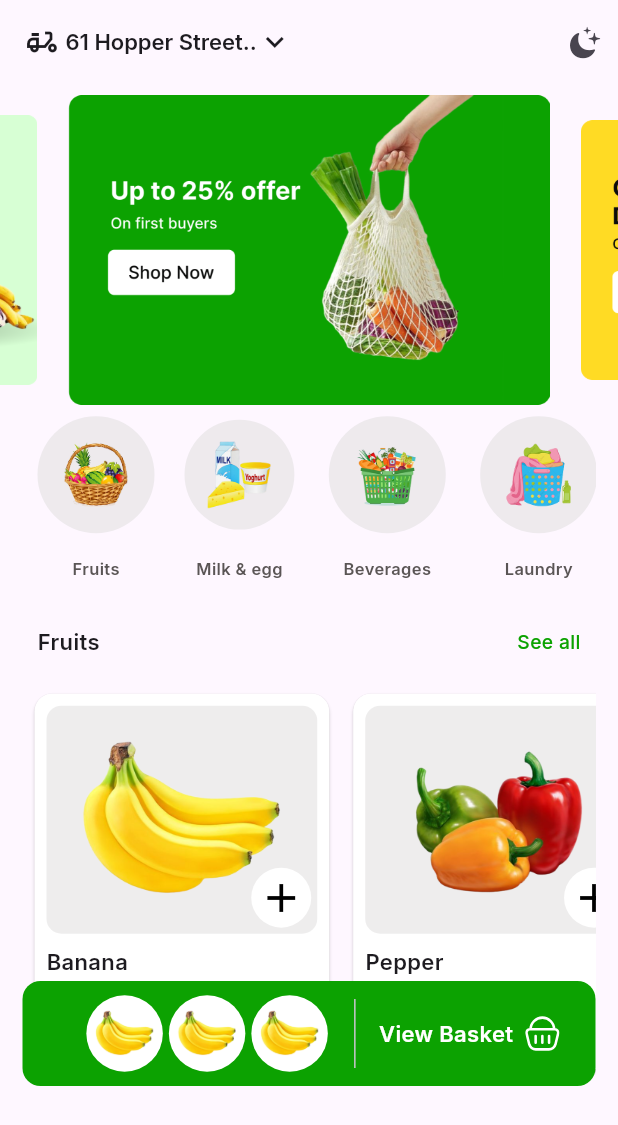
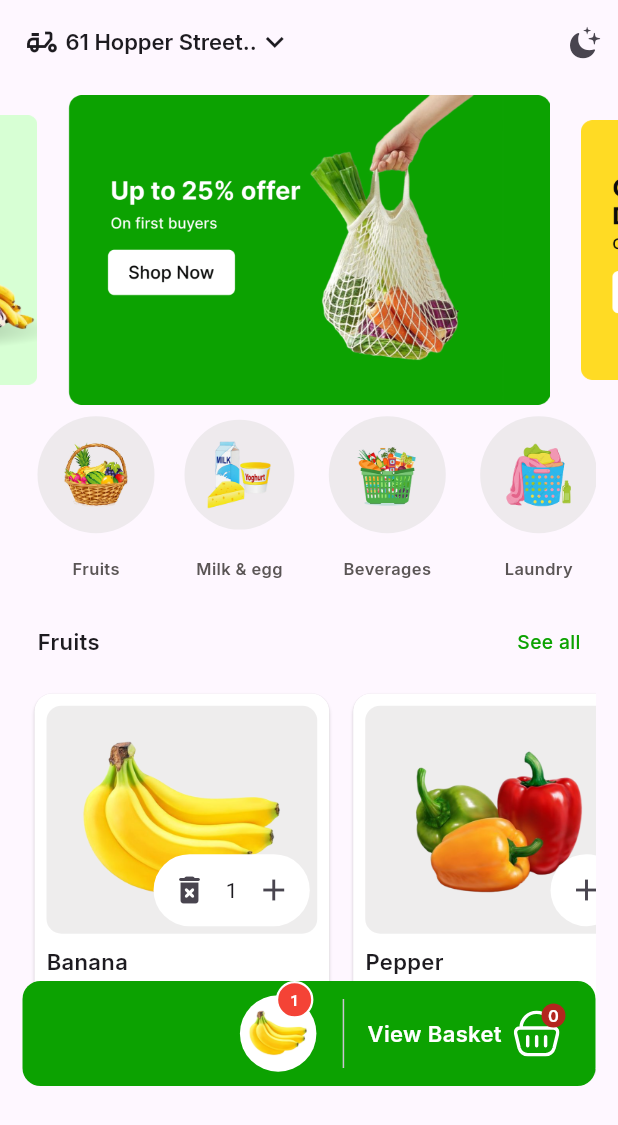
Before and after one commit to MohammedHafiz27/grabber, a Flutter app: the screen it shows after launch, after a tap on the "add" icon, on a phone screen of 412 x 824 dp. Shown: the top 1125 px of the screen. Run offline on Flutter 3.47's test engine with Material 3 defaults, Android fonts, the light colour scheme and no system bars; drawn by our look-alikes of carousel_slider; our stand-ins replace flutter_bloc, flutter_svg, go_router, google_fonts.

Commit message:
cart logic done

```diff
--- /dev/null
+++ b/lib/Features/home_page/presentation/view models/cart_cubit/cart_cubit.dart
@@ -0,0 +1,23 @@
+import 'package:flutter_bloc/flutter_bloc.dart';
+import 'package:grabber/Features/home_page/data/models/fruits_model.dart';
+
+class CartCubit extends Cubit<List<FruitsModel>> {
+  CartCubit() : super([]);
+  void addToCart(item) {
+    state.add(item);
+    emit(List.from(state));
+  }
+
+  void removeFromCart(item) {
+    state.remove(item);
+    emit(List.from(state));
+  }
+
+  List<FruitsModel> showCart() {
+    return state.toSet().toList();
+  }
+
+  int getItemCount(fruitsModel) {
+    return state.where((item) => item.name == fruitsModel.name).length;
+  }
+}
--- a/lib/Features/home_page/presentation/views/home_page.dart
+++ b/lib/Features/home_page/presentation/views/home_page.dart
@@ -1,4 +1,6 @@
 import 'package:flutter/material.dart';
+import 'package:flutter_bloc/flutter_bloc.dart';
+import 'package:grabber/Features/home_page/presentation/view%20models/cart_cubit/cart_cubit.dart';
 import 'package:grabber/Features/home_page/presentation/views/widgets/category_item_list_builder.dart';
 import 'package:grabber/Features/home_page/presentation/views/widgets/custom_app_bar.dart';
 import 'package:grabber/Features/home_page/presentation/views/widgets/fruits_header.dart';
@@ -13,7 +15,9 @@
   Widget build(BuildContext context) {
     return Scaffold(
       appBar: CustomAppBar(),
-      body: Padding(
+      body: BlocProvider(
+        create: (context) => CartCubit(),
+        child: Padding(
           padding: const EdgeInsets.symmetric(horizontal: 15.0),
           child: Stack(
             children: [
@@ -29,6 +33,7 @@
             ],
           ),
         ),
+      ),
     );
   }
 }
--- a/lib/Features/home_page/presentation/views/widgets/cart_item.dart
+++ b/lib/Features/home_page/presentation/views/widgets/cart_item.dart
@@ -1,15 +1,40 @@
 import 'package:flutter/material.dart';
-import 'package:grabber/Core/utils/assets.dart';
+import 'package:flutter_bloc/flutter_bloc.dart';
+import 'package:grabber/Features/home_page/data/models/fruits_model.dart';
+import 'package:grabber/Features/home_page/presentation/view%20models/cart_cubit/cart_cubit.dart';
 
 class CartItem extends StatelessWidget {
-  const CartItem({super.key});
+  final FruitsModel fruitsModel;
+  const CartItem({super.key, required this.fruitsModel});
 
   @override
   Widget build(BuildContext context) {
-    return Container(
-      padding: const EdgeInsets.all(4),
-      decoration: BoxDecoration(shape: BoxShape.circle, color: Color.fromARGB(255, 255, 255, 255)),
-      child: Image.asset(Assets.imagesBanana, height: 24),
+    return Stack(
+      children: [
+        Container(
+          padding: const EdgeInsets.all(4),
+          decoration: BoxDecoration(shape: BoxShape.circle, color: Color.fromARGB(255, 255, 255, 255)),
+          child: Image.asset(fruitsModel.image, height: 200),
+        ),
+        Positioned(
+          right: 2,
+          child: Container(
+            height: 25,
+            width: 25,
+            decoration: BoxDecoration(
+              shape: BoxShape.circle,
+              color: Colors.red,
+              border: Border.all(color: Colors.white, width: 1.5),
+            ),
+            child: Center(
+              child: Text(
+                context.read<CartCubit>().getItemCount(fruitsModel).toString(),
+                style: TextStyle(color: Colors.white, fontSize: 10, fontWeight: FontWeight.bold),
+              ),
+            ),
+          ),
+        ),
+      ],
     );
   }
 }
--- a/lib/Features/home_page/presentation/views/widgets/cart_item_builder.dart
+++ b/lib/Features/home_page/presentation/views/widgets/cart_item_builder.dart
@@ -1,21 +1,27 @@
-
 import 'package:flutter/material.dart';
+import 'package:flutter_bloc/flutter_bloc.dart';
+import 'package:grabber/Features/home_page/data/models/fruits_model.dart';
+import 'package:grabber/Features/home_page/presentation/view%20models/cart_cubit/cart_cubit.dart';
 import 'package:grabber/Features/home_page/presentation/views/widgets/cart_item.dart';
 
 class CartItemBuilder extends StatelessWidget {
-  const CartItemBuilder({
-    super.key,
-  });
+  const CartItemBuilder({super.key});
 
   @override
   Widget build(BuildContext context) {
-    return ListView.builder(
-      reverse: true,
-      itemExtent: 55,
-      scrollDirection: Axis.horizontal,
-      itemCount: 3,
-      itemBuilder: (context, index) =>
-          Padding(padding: const EdgeInsets.symmetric(horizontal: 2), child: CartItem()),
+    return BlocBuilder<CartCubit, List<FruitsModel>>(
+      builder: (context, state) {
+        return ListView.builder(
+          reverse: true,
+          itemExtent: 55,
+          scrollDirection: Axis.horizontal,
+          itemCount: context.read<CartCubit>().showCart().length,
+          itemBuilder: (context, index) => Padding(
+            padding: const EdgeInsets.symmetric(horizontal: 2),
+            child: CartItem(fruitsModel: context.read<CartCubit>().showCart()[index]),
+          ),
+        );
+      },
     );
   }
 }
--- /dev/null
+++ b/lib/Features/home_page/presentation/views/widgets/custom_product_buttom.dart
@@ -0,0 +1,48 @@
+import 'package:flutter/material.dart';
+import 'package:flutter_bloc/flutter_bloc.dart';
+import 'package:grabber/Features/home_page/data/models/fruits_model.dart';
+import 'package:grabber/Features/home_page/presentation/view%20models/cart_cubit/cart_cubit.dart';
+
+class CustomProductButton extends StatelessWidget {
+  const CustomProductButton({super.key, required this.fruitsModel});
+
+  final FruitsModel fruitsModel;
+
+  @override
+  Widget build(BuildContext context) {
+    return BlocBuilder<CartCubit, List<FruitsModel>>(
+      builder: (context, state) {
+        return GestureDetector(
+          onTap: () {},
+          child: Container(
+            decoration: BoxDecoration(color: Colors.white, borderRadius: BorderRadius.circular(24)),
+            child: context.read<CartCubit>().getItemCount(fruitsModel) > 0
+                ? Row(
+                    children: [
+                      IconButton(
+                        onPressed: () {
+                          context.read<CartCubit>().removeFromCart(fruitsModel);
+                        },
+                        icon: Icon(Icons.delete_forever_rounded),
+                      ),
+                      Text(context.read<CartCubit>().getItemCount(fruitsModel).toString()),
+                      IconButton(
+                        onPressed: () {
+                          context.read<CartCubit>().addToCart(fruitsModel);
+                        },
+                        icon: Icon(Icons.add),
+                      ),
+                    ],
+                  )
+                : IconButton(
+                    onPressed: () {
+                      context.read<CartCubit>().addToCart(fruitsModel);
+                    },
+                    icon: Icon(Icons.add),
+                  ),
+          ),
+        );
+      },
+    );
+  }
+}
--- a/lib/Features/home_page/presentation/views/widgets/fruits_item.dart
+++ b/lib/Features/home_page/presentation/views/widgets/fruits_item.dart
@@ -1,6 +1,7 @@
 import 'package:flutter/material.dart';
 import 'package:grabber/Core/utils/app_styles.dart';
 import 'package:grabber/Features/home_page/data/models/fruits_model.dart';
+import 'package:grabber/Features/home_page/presentation/views/widgets/custom_product_buttom.dart';
 
 class FruitsItem extends StatelessWidget {
   const FruitsItem({super.key, required this.fruitsModel});
@@ -28,18 +29,7 @@
                     ),
                     child: Image.asset(fruitsModel.image, height: 120),
                   ),
-                  Positioned(
-                    right: 0,
-                    bottom: 0,
-                    child: IconButton(
-                      padding: EdgeInsets.zero,
-                      onPressed: () {},
-                      icon: CircleAvatar(
-                        backgroundColor: Colors.white,
-                        child: Icon(Icons.add, color: Colors.black, size: 32),
-                      ),
-                    ),
-                  ),
+                  Positioned(right: 5, bottom: 5, child: CustomProductButton(fruitsModel: fruitsModel)),
                 ],
               ),
               Text(fruitsModel.name, style: AppStyles.styleBold16(context)),
--- a/lib/Features/home_page/presentation/views/widgets/pop_up_cart.dart
+++ b/lib/Features/home_page/presentation/views/widgets/pop_up_cart.dart
@@ -1,8 +1,10 @@
 import 'package:flutter/material.dart';
+import 'package:flutter_bloc/flutter_bloc.dart';
 import 'package:flutter_svg/svg.dart';
 import 'package:grabber/Core/utils/app_styles.dart';
 import 'package:grabber/Core/utils/assets.dart';
 import 'package:grabber/Core/utils/colors.dart';
+import 'package:grabber/Features/home_page/presentation/view%20models/cart_cubit/cart_cubit.dart';
 import 'package:grabber/Features/home_page/presentation/views/widgets/cart_item_builder.dart';
 
 class PopUpCart extends StatelessWidget {
@@ -22,11 +24,18 @@
           VerticalDivider(indent: 12, endIndent: 12),
 
           Text("View Basket", style: AppStyles.styleBold16(context).copyWith(color: Colors.white)),
-          SvgPicture.asset(
-            Assets.imagesBasket,
-            height: 24,
-            colorFilter: ColorFilter.mode(Colors.white, BlendMode.srcIn),
+          Badge(
+            label: Text(
+              context.read<CartCubit>().state.length.toString(),
+              style: AppStyles.styleBold12(context).copyWith(color: Colors.white),
+            ),
+            child: SvgPicture.asset(
+              Assets.imagesBasket,
+              height: 32,
+              colorFilter: ColorFilter.mode(Colors.white, BlendMode.srcIn),
+            ),
           ),
+
           SizedBox(width: 16),
         ],
       ),
--- a/pubspec.yaml
+++ b/pubspec.yaml
@@ -38,6 +38,7 @@
   go_router: ^16.2.2
   carousel_slider: ^5.1.1
   google_fonts: ^6.3.1
+  flutter_bloc: ^9.1.1
 
 dev_dependencies:
   flutter_test:
```
Also changed, not shown: pubspec.lock. Lines whose indentation alone changed are shown as unchanged.
